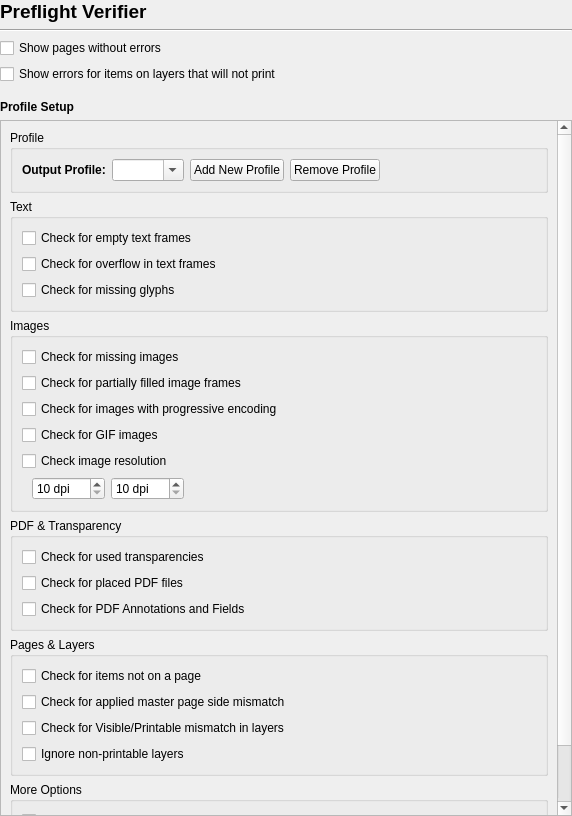
scribusproject/scribus, file scribus/ui/preferences/prefs_preflightverifierbase.ui: the form before one commit.
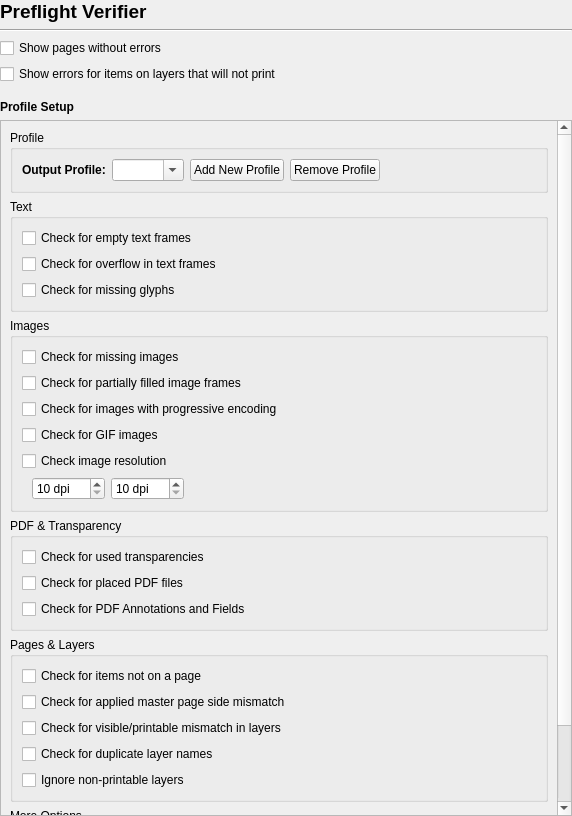
The form after the commit. Custom widgets are drawn as their Qt base class.

Commit message: #18126: Add duplicate layer name check to preflight verifier. Fix tooltip for print/visibilty check. Add newer checks to preferences. Fix the layer loop stopping at the first ignored layer, and checker options that were not saved in documents or kept when switching profiles.

Patch:
```diff
--- a/scribus/ui/preferences/prefs_preflightverifierbase.ui
+++ b/scribus/ui/preferences/prefs_preflightverifierbase.ui
@@ -94,14 +94,6 @@
       <bool>true</bool>
      </property>
      <widget class="QWidget" name="scrollAreaWidgetContents">
-      <property name="geometry">
-       <rect>
-        <x>0</x>
-        <y>0</y>
-        <width>559</width>
-        <height>684</height>
-       </rect>
-      </property>
       <layout class="QVBoxLayout" name="verticalLayout_4">
        <item>
         <widget class="QGroupBox" name="groupBox_6">
@@ -398,7 +390,14 @@
           <item>
            <widget class="QCheckBox" name="checkVisiblePrintableLayersCheckBox">
             <property name="text">
-             <string>Check for Visible/Printable mismatch in layers</string>
+             <string>Check for visible/printable mismatch in layers</string>
+            </property>
+           </widget>
+          </item>
+          <item>
+           <widget class="QCheckBox" name="checkDuplicateLayerNamesCheckBox">
+            <property name="text">
+             <string>Check for duplicate layer names</string>
             </property>
            </widget>
           </item>
```
The commit also changes 11 other files.
